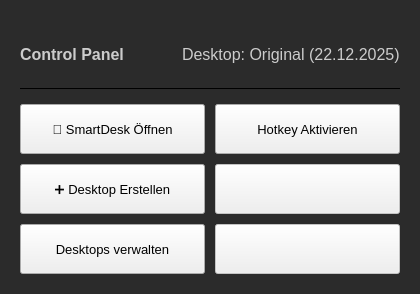
First picture: the form in src/smartdesk/ui/gui/designer/control_panel.ui, repository Neongrau23/SmartDesk, before the edit.
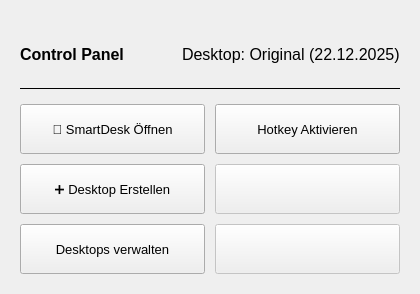
Second picture: the form after the edit.

Commit message: style(ui): Inline-Styles in zentrale style.qss ausgelagert und .ui-Dateien bereinigt

```diff
--- a/src/smartdesk/ui/gui/designer/control_panel.ui
+++ b/src/smartdesk/ui/gui/designer/control_panel.ui
@@ -25,16 +25,6 @@
     <property name="windowTitle">
       <string>Control Panel</string>
     </property>
-    <property name="styleSheet">
-      <string notr="true">#Form {
-        background-color: #2b2b2b;
-        border-radius: 10px;
-        }
-
-        QLabel {
-        color: #cccccc;
-        }</string>
-    </property>
     <layout class="QVBoxLayout" name="verticalLayout">
       <property name="spacing">
         <number>0</number>
```
Left out of the diff: 3 changed lines with no effect on the pictures. The commit also changes 13 other files.
